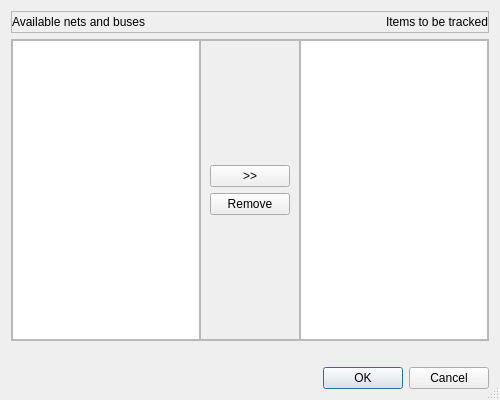
Old version of the form src/DialogEditWatchlist.ui in the repository gdevic/Z80Explorer.
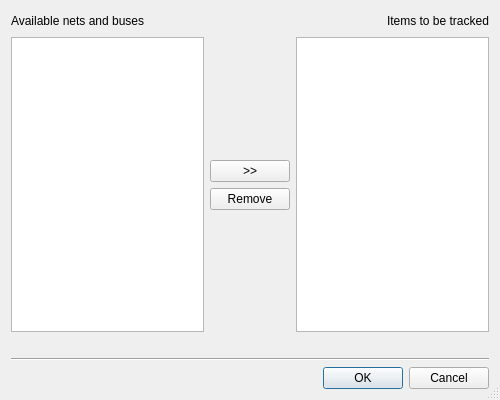
New version of the form.

Commit message: Rewriting Dialog Edit Watchlist using a new frameless style

```diff
--- a/src/DialogEditWatchlist.ui
+++ b/src/DialogEditWatchlist.ui
@@ -18,26 +18,7 @@
   </property>
   <layout class="QVBoxLayout" name="verticalLayout_2">
    <item>
-    <widget class="QFrame" name="frame_3">
-     <property name="frameShape">
-      <enum>QFrame::StyledPanel</enum>
-     </property>
-     <property name="frameShadow">
-      <enum>QFrame::Raised</enum>
-     </property>
-     <layout class="QHBoxLayout" name="horizontalLayout">
-      <property name="leftMargin">
-       <number>0</number>
-      </property>
-      <property name="topMargin">
-       <number>0</number>
-      </property>
-      <property name="rightMargin">
-       <number>0</number>
-      </property>
-      <property name="bottomMargin">
-       <number>0</number>
-      </property>
+    <layout class="QHBoxLayout" name="horizontalLayout_1">
       <item>
        <widget class="QLabel" name="label_2">
         <property name="text">
@@ -46,7 +27,7 @@
        </widget>
       </item>
       <item>
-       <spacer name="horizontalSpacer">
+      <spacer name="horizontalSpacer_1">
         <property name="orientation">
          <enum>Qt::Horizontal</enum>
         </property>
@@ -59,57 +40,27 @@
        </spacer>
       </item>
       <item>
-       <widget class="QLabel" name="label">
+      <widget class="QLabel" name="label_1">
         <property name="text">
          <string>Items to be tracked</string>
         </property>
        </widget>
       </item>
      </layout>
-    </widget>
    </item>
    <item>
-    <widget class="QFrame" name="frame_2">
-     <property name="frameShape">
-      <enum>QFrame::StyledPanel</enum>
-     </property>
-     <property name="frameShadow">
-      <enum>QFrame::Raised</enum>
-     </property>
-     <layout class="QGridLayout" name="gridLayout">
-      <property name="leftMargin">
-       <number>0</number>
-      </property>
-      <property name="topMargin">
-       <number>0</number>
-      </property>
-      <property name="rightMargin">
-       <number>0</number>
-      </property>
-      <property name="bottomMargin">
-       <number>0</number>
-      </property>
-      <property name="spacing">
-       <number>0</number>
-      </property>
-      <item row="0" column="0">
+    <layout class="QHBoxLayout" name="horizontalLayout_2">
+     <item>
        <widget class="QListWidget" name="listAll">
         <property name="selectionMode">
          <enum>QAbstractItemView::ExtendedSelection</enum>
         </property>
        </widget>
       </item>
-      <item row="0" column="1">
-       <widget class="QFrame" name="frame">
-        <property name="frameShape">
-         <enum>QFrame::StyledPanel</enum>
-        </property>
-        <property name="frameShadow">
-         <enum>QFrame::Raised</enum>
-        </property>
-        <layout class="QVBoxLayout" name="verticalLayout">
          <item>
-          <spacer name="verticalSpacer">
+      <layout class="QVBoxLayout" name="verticalLayout_1">
+       <item>
+        <spacer name="verticalSpacer_1">
            <property name="orientation">
             <enum>Qt::Vertical</enum>
            </property>
@@ -149,9 +100,8 @@
           </spacer>
          </item>
         </layout>
-       </widget>
-      </item>
-      <item row="0" column="2">
+     </item>
+     <item>
        <widget class="QListWidget" name="listSelected">
         <property name="selectionMode">
          <enum>QAbstractItemView::ExtendedSelection</enum>
@@ -162,7 +112,6 @@
        </widget>
       </item>
      </layout>
-    </widget>
    </item>
    <item>
     <widget class="QLabel" name="labelNets">
@@ -174,6 +123,13 @@
      </property>
     </widget>
    </item>
+   <item>
+    <widget class="Line" name="line">
+     <property name="orientation">
+      <enum>Qt::Horizontal</enum>
+     </property>
+    </widget>
+   </item>
    <item>
     <widget class="QDialogButtonBox" name="buttonBox">
      <property name="orientation">
```
Lines whose indentation alone changed are shown as unchanged.
